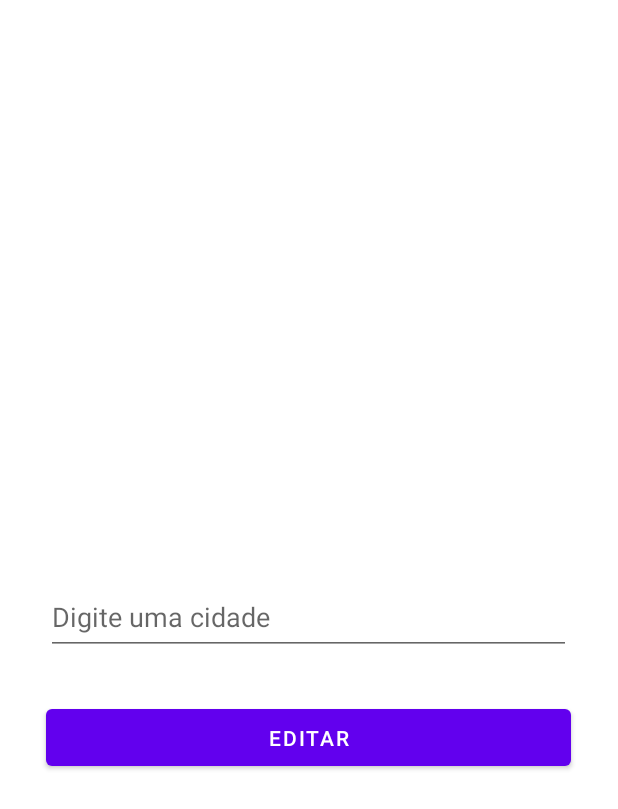
After one commit to alexandre-zatti/seraQchove, an Android app: the fragment EditLocationFragment placed in its activity, on a phone screen of 412 x 824 dp. The commit adds this screen. Shown: the top 809 px of the screen. Run offline under Robolectric (Android 15) with nearby library versions, the phone set to English and light mode, and no system bars; our stand-ins replace Room's generated code, navigation-ui; network calls fail; 3 statements that could not run were skipped.

Commit message:
finalizado edicao e exclusao local

```diff
--- a/app/src/main/java/com/example/seraqchove/data/interfaces/LocationDao.kt
+++ b/app/src/main/java/com/example/seraqchove/data/interfaces/LocationDao.kt
@@ -14,6 +14,14 @@ interface LocationDao {
     @Throws(SQLiteException::class)
     suspend fun createLocation(location : Location)
 
+    @Query("UPDATE location SET city = :new_city WHERE user_id = :userId AND city like '%'||:previous_city||'%'")
+    @Throws(SQLiteException::class)
+    suspend fun updateLocation(userId: Int, previous_city: String, new_city: String)
+
+    @Query("DELETE FROM location WHERE user_id = :userId AND city like '%'||:city||'%'")
+    @Throws(SQLiteException::class)
+    suspend fun deleteLocation(userId: Int, city: String)
+
     @Query("SELECT * FROM location WHERE user_id = :userId")
     @Throws(SQLiteException::class)
     fun getLocationByUser(userId : Int) : LiveData<List<Location>>
--- /dev/null
+++ b/app/src/main/java/com/example/seraqchove/fragments/EditLocationFragment.kt
@@ -0,0 +1,103 @@
+package com.example.seraqchove.fragments
+
+import android.content.DialogInterface
+import android.database.sqlite.SQLiteException
+import android.os.Bundle
+import android.text.TextUtils
+import android.util.Log
+import android.view.*
+import android.widget.ArrayAdapter
+import android.widget.Toast
+import androidx.appcompat.app.AlertDialog
+import androidx.appcompat.app.AppCompatActivity
+import androidx.fragment.app.Fragment
+import androidx.lifecycle.Observer
+import androidx.lifecycle.ViewModelProvider
+import androidx.navigation.fragment.findNavController
+import androidx.navigation.fragment.navArgs
+import com.example.seraqchove.R
+import com.example.seraqchove.data.viewModels.LocationViewModel
+import com.example.seraqchove.data.viewModels.UserViewModel
+import kotlinx.android.synthetic.main.fragment_edit_location.*
+import kotlinx.android.synthetic.main.fragment_edit_location.view.*
+
+class EditLocationFragment : Fragment() {
+
+    private lateinit var instanceLocationViewModel: LocationViewModel
+    private val args by navArgs<EditLocationFragmentArgs>()
+
+    override fun onCreateView(
+        inflater: LayoutInflater, container: ViewGroup?,
+        savedInstanceState: Bundle?
+    ): View? {
+        val view = inflater.inflate(R.layout.fragment_edit_location, container, false)
+
+        view.city_edit_field.setText(args.currentLocation)
+
+        view.edit_city_btn.setOnClickListener {
+            try {
+                if(!TextUtils.isEmpty(city_edit_field.toString())){
+                    instanceLocationViewModel.updateLocation(args.currentUser.id,args.currentLocation,view.city_edit_field.text.toString())
+                    val action = EditLocationFragmentDirections.actionEditLocationFragmentToLocationsFragment(args.currentUser)
+                    Toast.makeText(requireContext(), "Local alterado com sucesso!", Toast.LENGTH_LONG).show()
+                    findNavController().navigate(action)
+                }
+            }catch (e: SQLiteException){
+                e.printStackTrace()
+            }
+        }
+
+        (activity as AppCompatActivity).supportActionBar?.setDisplayHomeAsUpEnabled(false)
+        setHasOptionsMenu(true)
+
+        return view
+    }
+
+    override fun onResume() {
+        super.onResume()
+        val cities = arrayListOf<String>()
+
+        instanceLocationViewModel = ViewModelProvider(this).get(LocationViewModel::class.java)
+        instanceLocationViewModel.getCountries()
+        instanceLocationViewModel.countrieSnowResponse.observe(viewLifecycleOwner, Observer { response ->
+            for(country in response.data){
+                for(citie in country.cities){
+                    cities.add(citie + ", " + country.country)
+                }
+            }
+        })
+
+        val arrayAdapter = ArrayAdapter(activity as AppCompatActivity,android.R.layout.simple_list_item_1,cities)
+        city_edit_field.setAdapter(arrayAdapter)
+    }
+
+    override fun onCreateOptionsMenu(menu: Menu, inflater: MenuInflater) {
+        inflater.inflate(R.menu.delete_menu,menu)
+    }
+
+    override fun onOptionsItemSelected(item: MenuItem): Boolean {
+        if(item.itemId == R.id.delete_menu){
+            handleDelete()
+        }
+        return super.onOptionsItemSelected(item)
+    }
+
+    private fun handleDelete() {
+        try {
+            val builder = AlertDialog.Builder(requireContext())
+            builder.setPositiveButton("Sim", DialogInterface.OnClickListener { _, _ ->
+                Log.d("teste",args.currentLocation)
+                instanceLocationViewModel.deleteLocation(args.currentUser.id,args.currentLocation)
+                val action = EditLocationFragmentDirections.actionEditLocationFragmentToLocationsFragment(args.currentUser)
+                Toast.makeText(requireContext(), "Local deletado com sucesso!", Toast.LENGTH_LONG).show()
+                findNavController().navigate(action)
+            })
+            builder.setNegativeButton("Nao"){_, _ -> }
+            builder.setTitle("Tem certeza que deseja excluir o local?")
+            builder.create().show()
+
+        }catch (e: SQLiteException){
+            e.printStackTrace()
+        }
+    }
+}
--- a/app/src/main/java/com/example/seraqchove/fragments/LocationsFragment.kt
+++ b/app/src/main/java/com/example/seraqchove/fragments/LocationsFragment.kt
@@ -33,6 +33,7 @@ class LocationsFragment : Fragment() {
         val view = inflater.inflate(R.layout.fragment_locations, container, false)
         val recyclerView = view.location_list
         val adapter = LocationsAdapter()
+        adapter.currentUser = args.currentUser
 
         recyclerView.adapter = adapter
         recyclerView.layoutManager = LinearLayoutManager(requireContext())
@@ -41,7 +42,6 @@ class LocationsFragment : Fragment() {
         instanceLocationViewModel.getLocationByUser(args.currentUser.id).observe(viewLifecycleOwner, Observer { locations ->
             instanceLocationViewModel.getWeather(locations)
             instanceLocationViewModel.weatherResponse.observe(viewLifecycleOwner, Observer { weathers ->
-                Log.d("teste", weathers.toString())
                 adapter.setData(weathers)
             })
         })
--- a/app/src/main/java/com/example/seraqchove/fragments/RegisterFragment.kt
+++ b/app/src/main/java/com/example/seraqchove/fragments/RegisterFragment.kt
@@ -9,6 +9,7 @@ import android.view.LayoutInflater
 import android.view.View
 import android.view.ViewGroup
 import android.widget.Toast
+import androidx.appcompat.app.AppCompatActivity
 import androidx.lifecycle.ViewModelProvider
 import androidx.navigation.fragment.findNavController
 import com.example.seraqchove.R
@@ -37,6 +38,8 @@ class RegisterFragment : Fragment() {
         view.register_btn.setOnClickListener {
             createUser()
         }
+
+        (activity as AppCompatActivity).supportActionBar?.setDisplayHomeAsUpEnabled(false)
 
         return view
     }
--- /dev/null
+++ b/app/src/main/res/drawable/delete_icon.xml
@@ -0,0 +1,10 @@
+<vector xmlns:android="http://schemas.android.com/apk/res/android"
+    android:width="24dp"
+    android:height="24dp"
+    android:viewportWidth="24"
+    android:viewportHeight="24"
+    android:tint="?attr/colorControlNormal">
+  <path
+      android:fillColor="@android:color/white"
+      android:pathData="M6,19c0,1.1 0.9,2 2,2h8c1.1,0 2,-0.9 2,-2V7H6v12zM19,4h-3.5l-1,-1h-5l-1,1H5v2h14V4z"/>
+</vector>
--- a/app/src/main/res/layout/custom_row.xml
+++ b/app/src/main/res/layout/custom_row.xml
@@ -2,7 +2,10 @@
 <RelativeLayout xmlns:android="http://schemas.android.com/apk/res/android"
     android:layout_width="match_parent"
     android:layout_height="wrap_content"
-    android:id="@+id/location_row">
+    xmlns:app="http://schemas.android.com/apk/res-auto"
+    android:id="@+id/location_row"
+    android:layout_marginBottom="30dp"
+    >
 
     <TextView
         android:id="@+id/temperatura"
--- /dev/null
+++ b/app/src/main/res/layout/fragment_edit_location.xml
@@ -0,0 +1,25 @@
+<?xml version="1.0" encoding="utf-8"?>
+<RelativeLayout xmlns:android="http://schemas.android.com/apk/res/android"
+    xmlns:tools="http://schemas.android.com/tools"
+    android:layout_width="match_parent"
+    android:layout_height="match_parent"
+    tools:context=".fragments.EditLocationFragment">
+
+    <AutoCompleteTextView
+        android:id="@+id/city_edit_field"
+        android:layout_width="350dp"
+        android:layout_height="50dp"
+        android:hint="Digite uma cidade"
+        android:layout_centerInParent="true"
+        />
+
+    <Button
+        android:id="@+id/edit_city_btn"
+        android:layout_width="350dp"
+        android:layout_height="50dp"
+        android:layout_below="@id/city_edit_field"
+        android:layout_centerInParent="true"
+        android:layout_marginTop="30dp"
+        android:text="Editar"/>
+
+</RelativeLayout>
--- /dev/null
+++ b/app/src/main/res/menu/delete_menu.xml
@@ -0,0 +1,9 @@
+<?xml version="1.0" encoding="utf-8"?>
+<menu xmlns:android="http://schemas.android.com/apk/res/android"
+    xmlns:app="http://schemas.android.com/apk/res-auto">
+    <item android:id="@+id/delete_menu"
+        android:title="Delete"
+        android:icon="@drawable/delete_icon"
+        android:iconTint="@color/white"
+        app:showAsAction="ifRoom"/>
+</menu>
--- a/app/src/main/res/navigation/nav_flow.xml
+++ b/app/src/main/res/navigation/nav_flow.xml
@@ -40,6 +40,9 @@
         <action
             android:id="@+id/action_locationsFragment_to_createLocationFragment"
             app:destination="@id/createLocationFragment" />
+        <action
+            android:id="@+id/action_locationsFragment_to_editLocationFragment"
+            app:destination="@id/editLocationFragment" />
     </fragment>
     <fragment
         android:id="@+id/createLocationFragment"
@@ -52,4 +55,20 @@
             android:name="currentUser"
             app:argType="com.example.seraqchove.data.entities.User" />
     </fragment>
+    <fragment
+        android:id="@+id/editLocationFragment"
+        android:name="com.example.seraqchove.fragments.EditLocationFragment"
+        android:label="Editar Local"
+        tools:layout="@layout/fragment_edit_location">
+        <action
+            android:id="@+id/action_editLocationFragment_to_locationsFragment"
+            app:destination="@id/locationsFragment" />
+        <argument
+            android:name="currentLocation"
+            android:defaultValue='""'
+            app:argType="string" />
+        <argument
+            android:name="currentUser"
+            app:argType="com.example.seraqchove.data.entities.User" />
+    </fragment>
 </navigation>
--- a/app/src/main/res/values/strings.xml
+++ b/app/src/main/res/values/strings.xml
@@ -1,3 +1,5 @@
 <resources>
     <string name="app_name">SeraQchove</string>
+    <!-- TODO: Remove or change this placeholder text -->
+    <string name="hello_blank_fragment">Hello blank fragment</string>
 </resources>
```
Also changed, not shown: app/src/main/java/com/example/seraqchove/adapters/LocationsAdapter.kt (+11 -0 lines), app/src/main/java/com/example/seraqchove/data/repositories/LocationRepository.kt (+8 -0 lines), app/src/main/java/com/example/seraqchove/data/viewModels/LocationViewModel.kt (+12 -0 lines).
